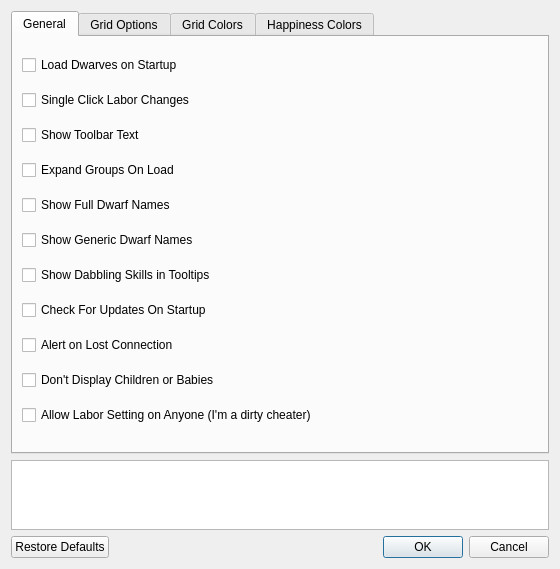
This is ui/optionsmenu.ui in Dwarf-Therapist/Dwarf-Therapist as Qt 5 draws it before an edit. The edited form follows.
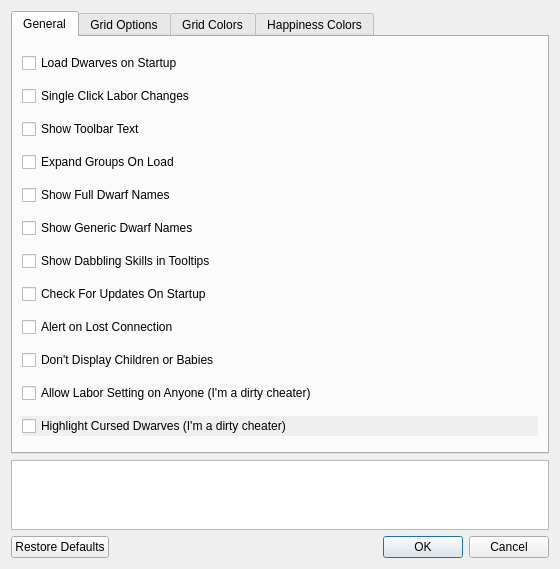
This is the edited form. The open tabs and pages were chosen to show the change. Icons and pictures are not drawn.

Commit message: - modified attributes to only show above/below the average (chrisadams3997) and color those attributes below in red - cursed dwarves other than vampires and werebeasts will no longer show up (looking at you profane husks!) - added an option to highlight cursed dwarves (vampires and werebeasts) - added some test code to find assumed identities of vampires, but no luck yet

```diff
--- a/ui/optionsmenu.ui
+++ b/ui/optionsmenu.ui
@@ -205,6 +205,19 @@
          </property>
         </widget>
        </item>
+       <item>
+        <widget class="QCheckBox" name="cb_curse_highlight">
+         <property name="statusTip">
+          <string>When checked, highlights cursed dwarves, such as vampires and werebeasts and adds a description in the tooltip. &lt;font color=red&gt;&lt;b&gt;Note: this change will not take effect until the next full read of dwarves occurrs!&lt;/font&gt;&lt;/b&gt;</string>
+         </property>
+         <property name="autoFillBackground">
+          <bool>true</bool>
+         </property>
+         <property name="text">
+          <string>Highlight Cursed Dwarves (I'm a dirty cheater)</string>
+         </property>
+        </widget>
+       </item>
       </layout>
      </widget>
      <widget class="QWidget" name="tab_grid_options">
```
Left out of the diff: 2 changed lines with no effect on the pictures. The commit also changes 8 other files.
